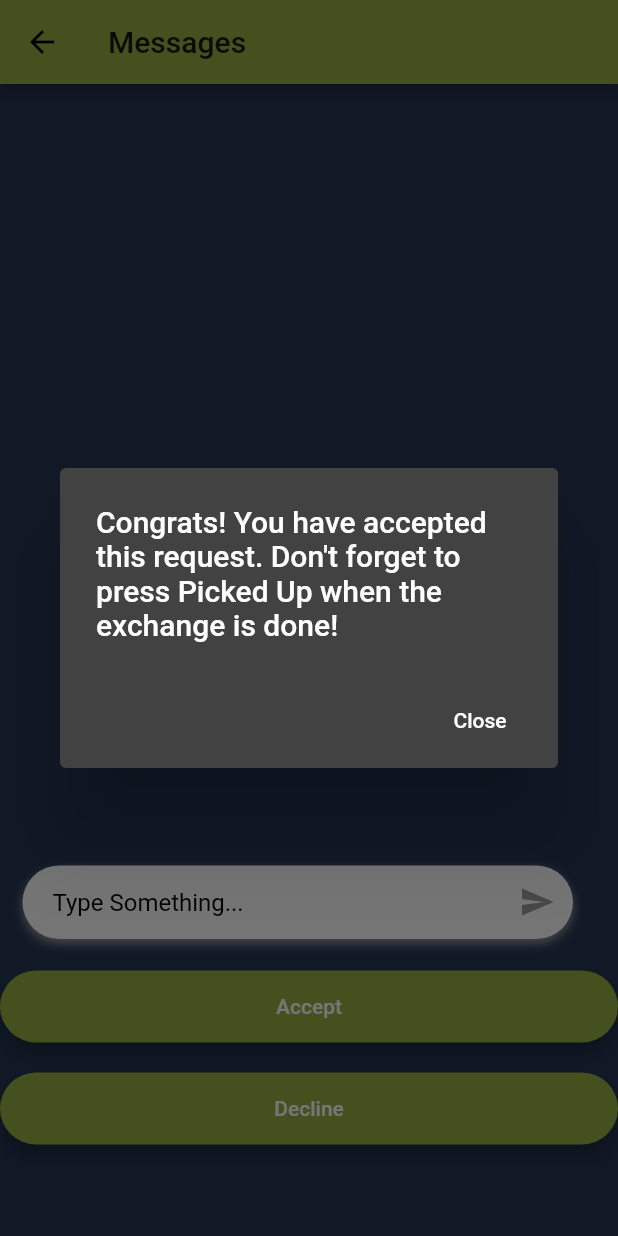
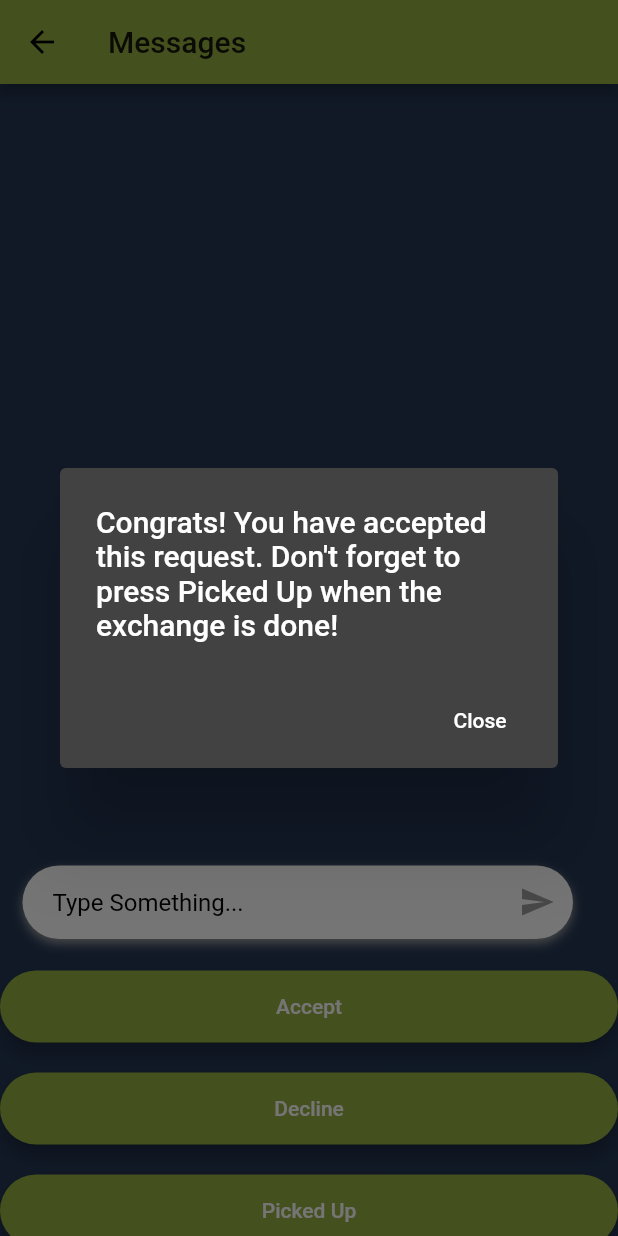
Before and after one commit to nishachaudhari/food_savior_winners, a Flutter app: the inChat screen opened directly with empty values, after a tap on "Accept", on a phone screen of 412 x 824 dp. Run offline on Flutter 3.47's test engine with Material 2 defaults, Android fonts, the phone set to English and light mode, and no system bars; our stand-ins replace cloud_firestore, firebase_auth, geolocator, google_maps_flutter, image_cropper, image_picker; missing offline and left inert: flutter_google_places, google_maps_webservice; accounts and stored records are empty.

Commit message:
picked up button

```diff
--- a/my_app/lib/screens/messages/inchat.dart
+++ b/my_app/lib/screens/messages/inchat.dart
@@ -36,6 +36,22 @@ class _inChat extends State<inChat>
         builder: (BuildContext context){
           return AlertDialog(
             title: new Text("Congrats! You have accepted this request. Don't forget to press Picked Up when the exchange is done!"),
+            actions: <Widget>[
+              new FlatButton(
+                child: new Text("Close"),
+                onPressed: () {Navigator.pop(context);}
+              )
+            ]
+          );
+        }
+      );
+    }
+
+    void _showDialogPickedUp(){
+      showDialog(context: context,
+        builder: (BuildContext context){
+          return AlertDialog(
+            title: new Text("Congrats! Your food has been picked up. Your conversation with the user has been deleted"),
             actions: <Widget>[
               new FlatButton(
                 child: new Text("Close"),
@@ -233,13 +249,14 @@ class _inChat extends State<inChat>
                       },
                       child: Text("Accept",
                           textAlign: TextAlign.center,
-                          //style: style.copyWith(
-                            // color: Colors.white, fontWeight: FontWeight.bold)),
                       ),
                     )
                   ),
+
                   if(user.uid != client) Text("Order Status:", style: TextStyle(color: Colors.white, fontSize: 20),),
+
                   SizedBox(height: 20,),
+
                   if(user.uid ==  client )
                   Material(
                       elevation: 5.0,
@@ -248,7 +265,6 @@ class _inChat extends State<inChat>
                       child: MaterialButton(
                         minWidth: MediaQuery.of(context).size.width,
                         padding: EdgeInsets.fromLTRB(20.0, 15.0, 20.0, 15.0),
-
                           onPressed: ()async{
                           await DatabaseService(id:foodID).editfoodStatus(
                             "none",
@@ -267,7 +283,38 @@ class _inChat extends State<inChat>
 
                       )
                     ),
+
+                    SizedBox (height: 20,),
+
                     if(user.uid != client) Text(status, style: TextStyle(color: Colors.white, fontSize: 20),),
+
+                    if (user.uid == client && status == "accepted")
+                    Material(
+                      elevation: 5.0,
+                      borderRadius: BorderRadius.circular(30.0),
+                      color: Theme.of(context).primaryColor,
+                      child: MaterialButton(
+                        minWidth: MediaQuery.of(context).size.width,
+                        padding: EdgeInsets.fromLTRB(20.0, 15.0, 20.0, 15.0),
+                          onPressed: ()async{
+                          await DatabaseService(id:foodID).editfoodStatus(
+                            host,
+                            "picked up"
+                          );
+                          await DatabaseService(id:requestID).updaterequestStatus("picked up");
+                          Navigator.pushReplacement(context,MaterialPageRoute(builder: (context) => messages()));
+                          _showDialogPickedUp();
+                          Firestore.instance.collection("convo").document(widget.convoID).delete();
+                          },
+                        child: Text("Picked Up",
+                            textAlign: TextAlign.center,
+                            //style: style.copyWith(
+                              // color: Colors.white, fontWeight: FontWeight.bold)),
+                        ),
+
+                      )
+                    ),
+
                   ]
                   );
                 }
```
Also changed, not shown: 1 other file.
